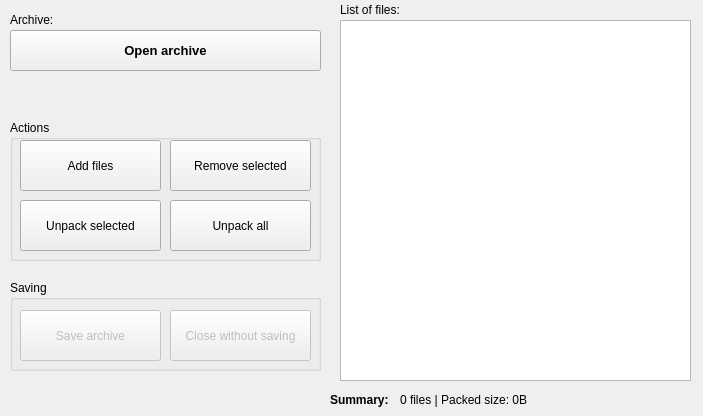
The window that forms/gui.ui (elvyyy/QArchiver) describes before a commit, drawn with Qt 5.
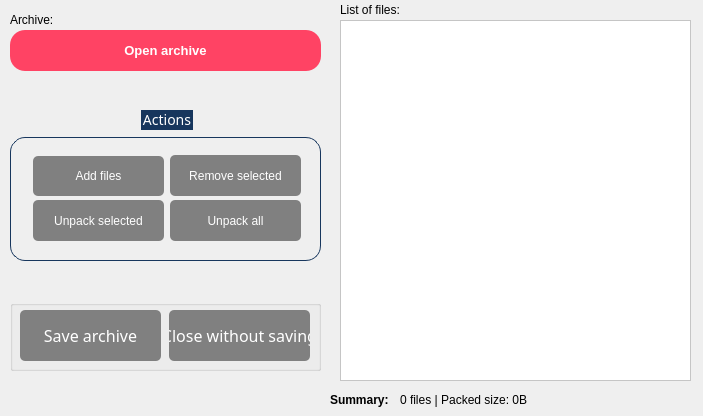
The same window after the commit. Icons and pictures are not drawn.

Commit message: swtich up the style

Patch:
```diff
--- a/forms/gui.ui
+++ b/forms/gui.ui
@@ -34,6 +34,12 @@
   <property name="windowTitle">
    <string>Archiver</string>
   </property>
+  <property name="styleSheet">
+   <string notr="true">QWidget#Gui{
+background-image: url(:/images/background.png)
+
+}</string>
+  </property>
   <widget class="QLabel" name="label">
    <property name="geometry">
     <rect>
@@ -62,6 +68,26 @@
    <property name="acceptDrops">
     <bool>true</bool>
    </property>
+   <property name="styleSheet">
+    <string notr="true">QListView {
+    show-decoration-selected: 1; /* make the selection span the entire width of the view */
+	background-color: white
+}
+
+QListView::item:alternate {
+    background: #EEEEEE;
+}
+
+QListView::item:selected:active {
+    background: qlineargradient(x1: 0, y1: 0, x2: 0, y2: 1,
+                                stop: 0 #6a6ea9, stop: 1 #888dd9);
+}
+
+QListView::item:hover {
+    background: qlineargradient(x1: 0, y1: 0, x2: 0, y2: 1,
+                                stop: 0 #FAFBFE, stop: 1 #DCDEF1);
+}</string>
+   </property>
    <property name="editTriggers">
     <set>QAbstractItemView::NoEditTriggers</set>
    </property>
@@ -116,6 +142,18 @@
      <bold>true</bold>
     </font>
    </property>
+   <property name="styleSheet">
+    <string notr="true">QPushButton#openButton:hover {
+background-color: rgba(255, 67, 100, 150);
+}
+
+QPushButton#openButton{
+border-radius: 15px;
+background-color: rgba(255, 67, 100, 255);
+border: none;
+color: rgb(255, 255, 255);
+}</string>
+   </property>
    <property name="text">
     <string>Open archive</string>
    </property>
@@ -124,13 +162,19 @@
    <property name="geometry">
     <rect>
      <x>10</x>
-     <y>280</y>
+     <y>300</y>
      <width>311</width>
-     <height>91</height>
+     <height>71</height>
     </rect>
    </property>
+   <property name="font">
+    <font>
+     <family>MS Reference Sans Serif</family>
+     <pointsize>12</pointsize>
+    </font>
+   </property>
    <property name="title">
-    <string>Saving</string>
+    <string/>
    </property>
    <widget class="QPushButton" name="saveButton">
     <property name="enabled">
@@ -139,11 +183,23 @@
     <property name="geometry">
      <rect>
       <x>10</x>
-      <y>30</y>
+      <y>10</y>
       <width>141</width>
       <height>51</height>
      </rect>
     </property>
+    <property name="styleSheet">
+     <string notr="true">QPushButton:hover {
+background-color: rgba(128, 128, 128, 100);
+}
+
+QPushButton{
+border-radius: 5px;
+background-color: rgba(128, 128, 128, 255);
+border: none;
+color: rgb(255, 255, 255);
+}</string>
+    </property>
     <property name="text">
      <string>Save archive</string>
     </property>
@@ -154,12 +210,24 @@
     </property>
     <property name="geometry">
      <rect>
-      <x>160</x>
-      <y>30</y>
+      <x>159</x>
+      <y>10</y>
       <width>141</width>
       <height>51</height>
      </rect>
     </property>
+    <property name="styleSheet">
+     <string notr="true">QPushButton:hover{
+background-color: rgba(128, 128, 128, 100);
+}
+
+QPushButton{
+border-radius: 5px;
+background-color: rgba(128, 128, 128, 255);
+border: none;
+color: rgb(255, 255, 255);
+}</string>
+    </property>
     <property name="text">
      <string>Close without saving</string>
     </property>
@@ -172,11 +240,34 @@
    <property name="geometry">
     <rect>
      <x>10</x>
-     <y>120</y>
+     <y>110</y>
      <width>311</width>
-     <height>141</height>
+     <height>151</height>
     </rect>
    </property>
+   <property name="font">
+    <font>
+     <family>MS Reference Sans Serif</family>
+     <pointsize>-1</pointsize>
+    </font>
+   </property>
+   <property name="styleSheet">
+    <string notr="true">QGroupBox  {
+    border: 1px solid gray;
+    border-color: #FF17365D;
+    margin-top: 27px;
+    font-size: 14px;
+    border-radius: 15px;
+}
+
+QGroupBox::title  {
+    subcontrol-origin: margin;
+    subcontrol-position: top center;
+    padding: 5px 8000px 5px 8000px;
+    background-color: #FF17365D;
+    color: rgb(255, 255, 255);
+}</string>
+   </property>
    <property name="title">
     <string>Actions</string>
    </property>
@@ -186,12 +277,24 @@
     </property>
     <property name="geometry">
      <rect>
-      <x>10</x>
-      <y>20</y>
-      <width>141</width>
-      <height>51</height>
+      <x>23</x>
+      <y>46</y>
+      <width>131</width>
+      <height>40</height>
      </rect>
     </property>
+    <property name="styleSheet">
+     <string notr="true">QPushButton:hover {
+background-color: rgba(128, 128, 128, 150);
+}
+
+QPushButton{
+color: rgb(255, 255, 255);
+border-radius: 5px;
+background-color: rgba(128, 128, 128, 255);
+border: none;
+}</string>
+    </property>
     <property name="text">
      <string>Add files</string>
     </property>
@@ -203,11 +306,23 @@
     <property name="geometry">
      <rect>
       <x>160</x>
-      <y>20</y>
-      <width>141</width>
-      <height>51</height>
+      <y>45</y>
+      <width>131</width>
+      <height>41</height>
      </rect>
     </property>
+    <property name="styleSheet">
+     <string notr="true">QPushButton:hover {
+background-color: rgba(128, 128, 128, 150);
+}
+
+QPushButton{
+border-radius: 5px;
+background-color: rgba(128, 128, 128, 255);
+border: none;
+color: rgb(255, 255, 255);
+}</string>
+    </property>
     <property name="text">
      <string>Remove selected</string>
     </property>
@@ -218,12 +333,24 @@
     </property>
     <property name="geometry">
      <rect>
-      <x>10</x>
-      <y>80</y>
-      <width>141</width>
-      <height>51</height>
+      <x>23</x>
+      <y>90</y>
+      <width>131</width>
+      <height>41</height>
      </rect>
     </property>
+    <property name="styleSheet">
+     <string notr="true">QPushButton:hover {
+background-color: rgba(128, 128, 128, 150);
+}
+
+QPushButton{
+border-radius: 5px;
+background-color: rgba(128, 128, 128, 255);
+border: none;
+color: rgb(255, 255, 255);
+}</string>
+    </property>
     <property name="text">
      <string>Unpack selected</string>
     </property>
@@ -235,11 +362,23 @@
     <property name="geometry">
      <rect>
       <x>160</x>
-      <y>80</y>
-      <width>141</width>
-      <height>51</height>
+      <y>90</y>
+      <width>131</width>
+      <height>41</height>
      </rect>
     </property>
+    <property name="styleSheet">
+     <string notr="true">QPushButton:hover {
+background-color: rgba(128, 128, 128, 150);
+}
+
+QPushButton{
+border-radius: 5px;
+background-color: rgba(128, 128, 128, 255);
+border: none;
+color: rgb(255, 255, 255);
+}</string>
+    </property>
     <property name="text">
      <string>Unpack all</string>
     </property>
```
The commit also changes 5 other files.
